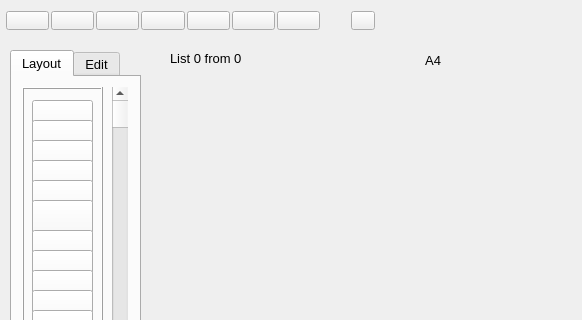
This is mainwindow.ui in viktand/vap4 as Qt 5 draws it before an edit; both pictures show x 0 to 582 and y 0 to 320 of the 582 by 642 pixel window. The edited form follows.
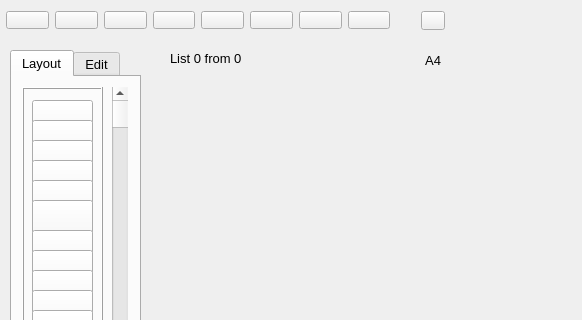
This is the edited form. Icons and pictures are not drawn.

Diff of the .ui file:
```diff
--- a/mainwindow.ui
+++ b/mainwindow.ui
@@ -41,14 +41,11 @@
      <rect>
       <x>0</x>
       <y>0</y>
-      <width>331</width>
-      <height>41</height>
+      <width>401</width>
+      <height>40</height>
      </rect>
     </property>
     <layout class="QHBoxLayout" name="horizontalLayout">
-     <property name="spacing">
-      <number>2</number>
-     </property>
      <property name="leftMargin">
       <number>6</number>
      </property>
@@ -120,6 +117,23 @@
        </property>
       </widget>
      </item>
+     <item>
+      <widget class="QPushButton" name="pushButton_14">
+       <property name="text">
+        <string/>
+       </property>
+       <property name="icon">
+        <iconset resource="res.qrc">
+         <normaloff>:/new/prefix1/text</normaloff>:/new/prefix1/text</iconset>
+       </property>
+       <property name="iconSize">
+        <size>
+         <width>32</width>
+         <height>32</height>
+        </size>
+       </property>
+      </widget>
+     </item>
      <item>
       <widget class="QPushButton" name="pushButton_5">
        <property name="text">
@@ -999,7 +1013,7 @@
    <widget class="QWidget" name="horizontalLayoutWidget_2">
     <property name="geometry">
      <rect>
-      <x>340</x>
+      <x>410</x>
       <y>0</y>
       <width>46</width>
       <height>41</height>
```
